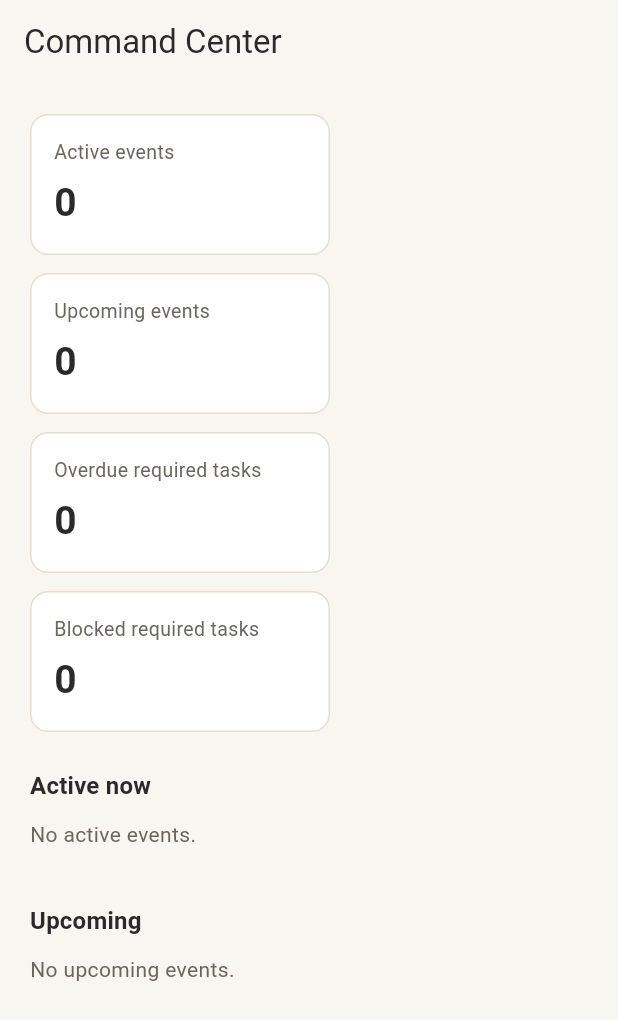
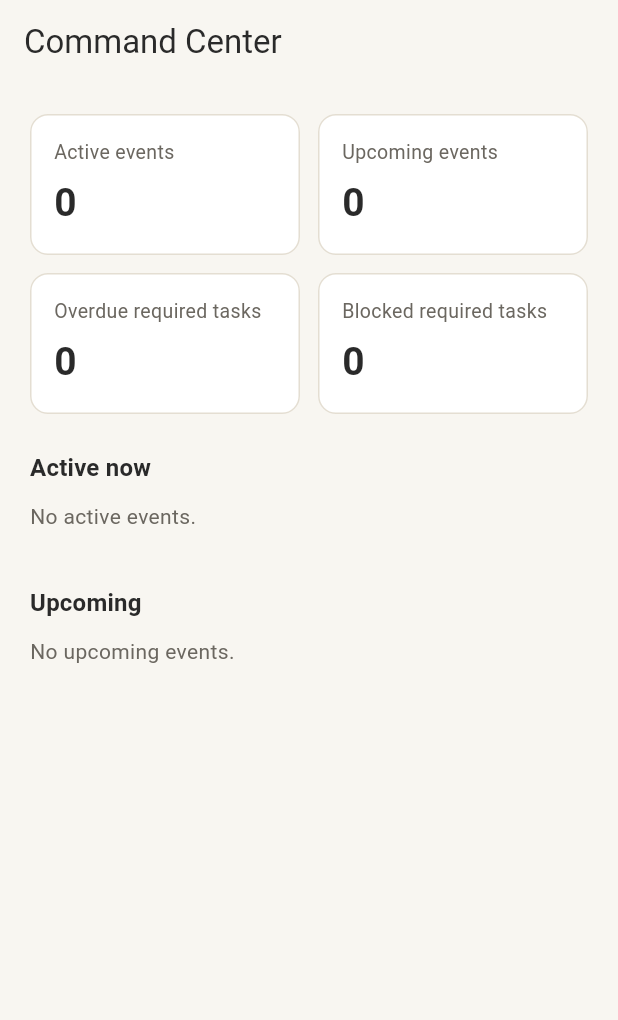
Before and after one commit to lwhobley/premiumcommand, a Flutter app: the CommandCenterScreen screen opened by its route, on a phone screen of 412 x 824 dp. Shown: the top 1020 px of the screen. Run offline on Flutter 3.47's test engine with Material 3 defaults, Android fonts, the phone set to English and light mode, and no system bars; our stand-ins replace firebase_core, firebase_messaging, flutter_riverpod, go_router, image_picker, pdf and 6 more; missing offline and left inert: dart:js_interop, dart:ui_web; accounts and stored records are empty.

Commit message:
Command Center home with the premium level map, 2 x 2 metrics
- Command Center is the home screen for anyone who can see operations.
- The premium level map is always on it: the event in progress, else
  the next upcoming event, else the map without an event.
- The four metric cards form a 2 x 2 grid on every screen size.
- Staff Management has its own navigation entry for administrators.
- Where no WebView is available, the map shows a note instead of
  failing.

Co-Authored-By: Claude Opus 5.5 <noreply@anthropic.com>

```diff
--- a/lib/app/app_section.dart
+++ b/lib/app/app_section.dart
@@ -16,6 +16,7 @@ import '../features/events/presentation/event_calendar_screen.dart';
 import '../features/events/presentation/event_list_screen.dart';
 import '../features/floor_plan/presentation/floor_plan_studio_screen.dart';
 import '../features/chat/presentation/chat_screen.dart';
+import '../features/staff/presentation/staff_management_screen.dart';
 
 /// Primary navigation sections. Routes and nav items are both derived from this list.
 /// A null [permission] means any signed-in user may open the section.
@@ -118,6 +119,13 @@ enum AppSection {
     permission: AppPermission.manageConfiguration,
     phase: 4,
   ),
+  staffManagement(
+    path: '/staff',
+    label: 'Staff Management',
+    icon: Icons.badge_outlined,
+    permission: AppPermission.manageConfiguration,
+    phase: 4,
+  ),
   floorPlanStudio(
     path: '/floor-plan',
     label: 'Floor Plan Studio',
@@ -160,6 +168,7 @@ enum AppSection {
       AppSection.inspections => const InspectionsScreen(),
       AppSection.communications => const CommunicationsScreen(),
       AppSection.chat => const ChatScreen(),
+      AppSection.staffManagement => const StaffManagementScreen(),
       AppSection.closeout => const CloseoutScreen(),
       AppSection.administration => const AdminScreen(),
       AppSection.floorPlanStudio => const FloorPlanStudioScreen(),
--- a/lib/features/command_center/command_center_screen.dart
+++ b/lib/features/command_center/command_center_screen.dart
@@ -29,26 +29,42 @@ class CommandCenterScreen extends ConsumerWidget {
           final upcoming = items.where((s) => !s.event.status.isActive && s.event.status != EventStatus.closed && s.event.status != EventStatus.cancelled).toList();
           final overdue = active.fold<int>(0, (sum, s) => sum + s.overdueCount);
           final blocked = active.fold<int>(0, (sum, s) => sum + s.blockedCount);
+          // The map follows the event in progress, or else the next one coming up.
+          final nextUp = [...upcoming]
+            ..sort((a, b) => a.event.serviceStart.compareTo(b.event.serviceStart));
+          final mapEvent = active.isNotEmpty ? active.first.event : nextUp.firstOrNull?.event;
+          final venueId = ref.watch(sessionProvider)?.venueId;
 
           return ListView(
             padding: const EdgeInsets.all(20),
             children: [
-              Wrap(
+              // The four metrics as a 2 x 2 grid on every screen size.
+              LayoutBuilder(
+                builder: (context, constraints) {
+                  final width = (constraints.maxWidth - 12) / 2;
+                  return Wrap(
                     spacing: 12,
                     runSpacing: 12,
                     children: [
+                      for (final metric in [
                         _Metric(label: 'Active events', value: '${active.length}'),
                         _Metric(label: 'Upcoming events', value: '${upcoming.length}'),
                         _Metric(label: 'Overdue required tasks', value: '$overdue', alert: overdue > 0),
                         _Metric(label: 'Blocked required tasks', value: '$blocked', alert: blocked > 0),
+                      ])
+                        SizedBox(width: width, child: metric),
                     ],
+                  );
+                },
               ),
               const SizedBox(height: 24),
-              if (active.isNotEmpty && ref.watch(sessionProvider) != null) ...[
+              if (venueId != null) ...[
                 PremiumLevelCard(
-                  venueId: ref.watch(sessionProvider)!.venueId,
-                  eventId: active.first.event.id,
-                  eventName: active.first.event.name,
+                  venueId: venueId,
+                  eventId: mapEvent?.id,
+                  heading: mapEvent == null
+                      ? 'No upcoming events'
+                      : '${active.isNotEmpty ? 'Now' : 'Next'}: ${mapEvent.name}',
                 ),
                 const SizedBox(height: 24),
               ],
@@ -78,7 +94,7 @@ class _Metric extends StatelessWidget {
   Widget build(BuildContext context) {
     final color = alert ? AppColors.blocked : AppColors.charcoal;
     return SizedBox(
-      width: 200,
+      width: double.infinity,
       child: Card(
         child: Padding(
           padding: const EdgeInsets.all(16),
```
Also changed, not shown: lib/app/router.dart (+9 -12 lines), lib/features/command_center/premium_level_card.dart (+45 -35 lines), lib/features/suites/presentation/suite_map_view_native.dart (+28 -9 lines). Lines whose indentation alone changed are shown as unchanged.
